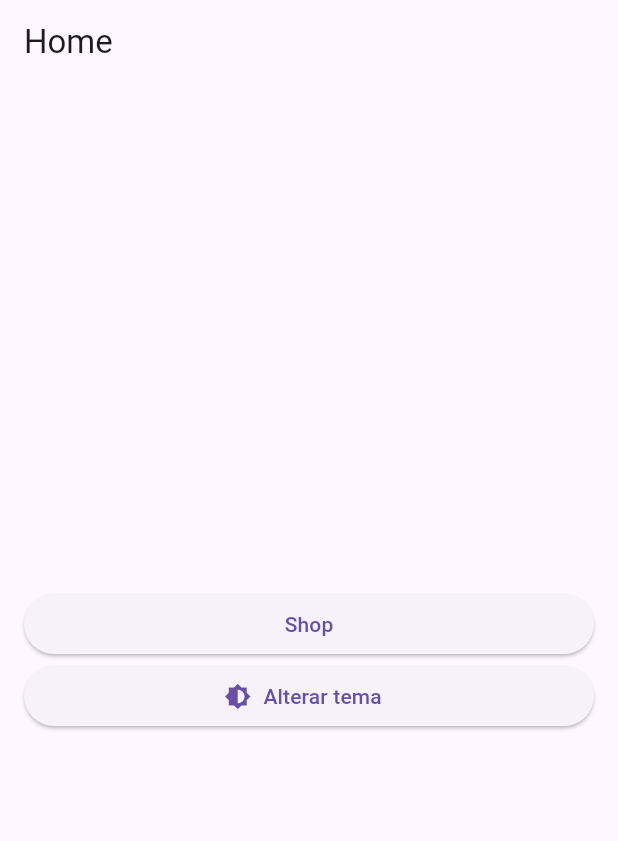
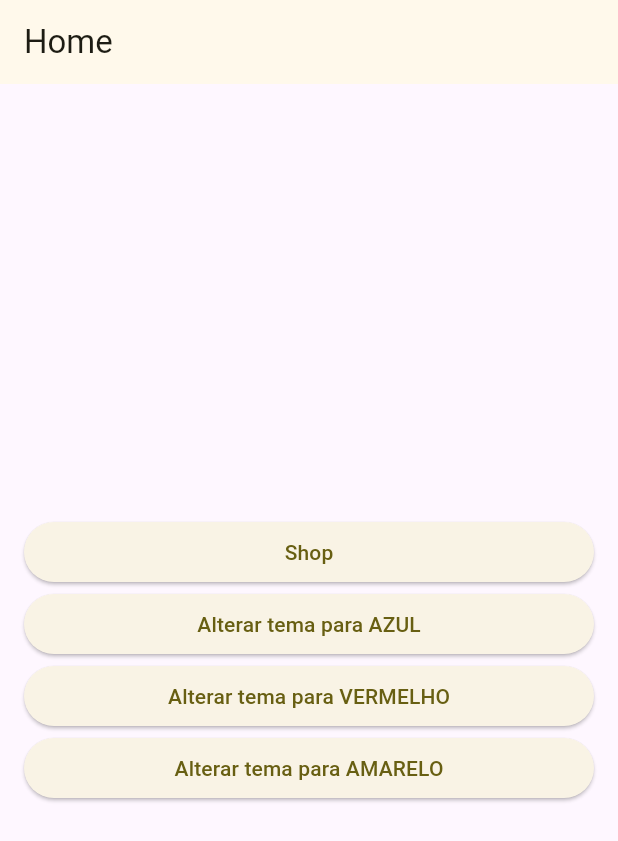
Before and after one commit to Tur1st4/desafio_magazord, a Flutter app: the screen it shows after launch, on a phone screen of 412 x 824 dp. Shown: the top 841 px of the screen. Run offline on Flutter 3.47's test engine with Material 3 defaults, Android fonts, the phone set to English and light mode, and no system bars.

Commit message:
fix:Theme

```diff
--- a/desafio_magazord/lib/modules/home/home_page.dart
+++ b/desafio_magazord/lib/modules/home/home_page.dart
@@ -30,10 +30,17 @@ class _HomePageState extends State<HomePage> {
               onPressed: pushShopPage,
               child: const Text("Shop"),
             ),
-            ExpandedElevatedIconButton(
-              onPressed: _changeTheme,
-              icon: const Icon(Icons.brightness_medium),
-              label: const Text("Alterar tema"),
+            ExpandedElevatedButton(
+              onPressed: () => _changeTheme(Colors.blue),
+              child: const Text("Alterar tema para AZUL"),
+            ),
+            ExpandedElevatedButton(
+              onPressed: () => _changeTheme(Colors.red),
+              child: const Text("Alterar tema para VERMELHO"),
+            ),
+            ExpandedElevatedButton(
+              onPressed: () => _changeTheme(Colors.yellow),
+              child: const Text("Alterar tema para AMARELO"),
             ),
           ],
         ),
@@ -54,7 +61,7 @@ class _HomePageState extends State<HomePage> {
     );
   }
 
-  void _changeTheme() {
-    _themeNotifier.isDark = !_themeNotifier.isDark;
+  void _changeTheme(Color color) {
+    _themeNotifier.color = color;
   }
 }
--- a/desafio_magazord/lib/modules/main/main_widget.dart
+++ b/desafio_magazord/lib/modules/main/main_widget.dart
@@ -19,7 +19,11 @@ class _MainWidgetState extends State<MainWidget> {
       builder: (context, _) {
         return MaterialApp(
           home: const HomePage(),
-          theme: _themeNotifier.isDark ? ThemeData.dark() : ThemeData.light(),
+          theme: ThemeData.light().copyWith(
+            colorScheme: ColorScheme.fromSeed(
+              seedColor: _themeNotifier.color,
+            ),
+          ),
         );
       },
     );
--- a/desafio_magazord/lib/modules/notifiers/theme_notifier.dart
+++ b/desafio_magazord/lib/modules/notifiers/theme_notifier.dart
@@ -9,12 +9,12 @@ class ThemeNotifier extends ChangeNotifier {
 
   ThemeNotifier._internal();
 
-  bool _isDark = false;
+  Color _color = Colors.yellow;
 
-  bool get isDark => _isDark;
+  Color get color => _color;
 
-  set isDark(bool value) {
-    _isDark = value;
+  set color(Color value) {
+    _color = value;
 
     notifyListeners();
   }
```
